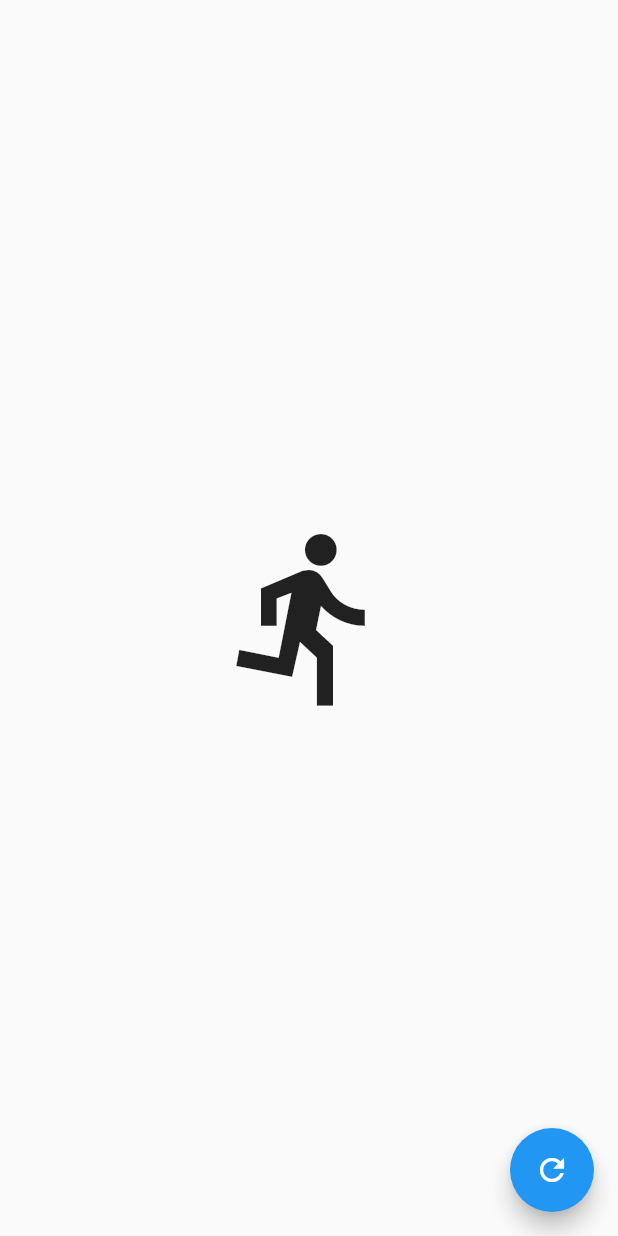
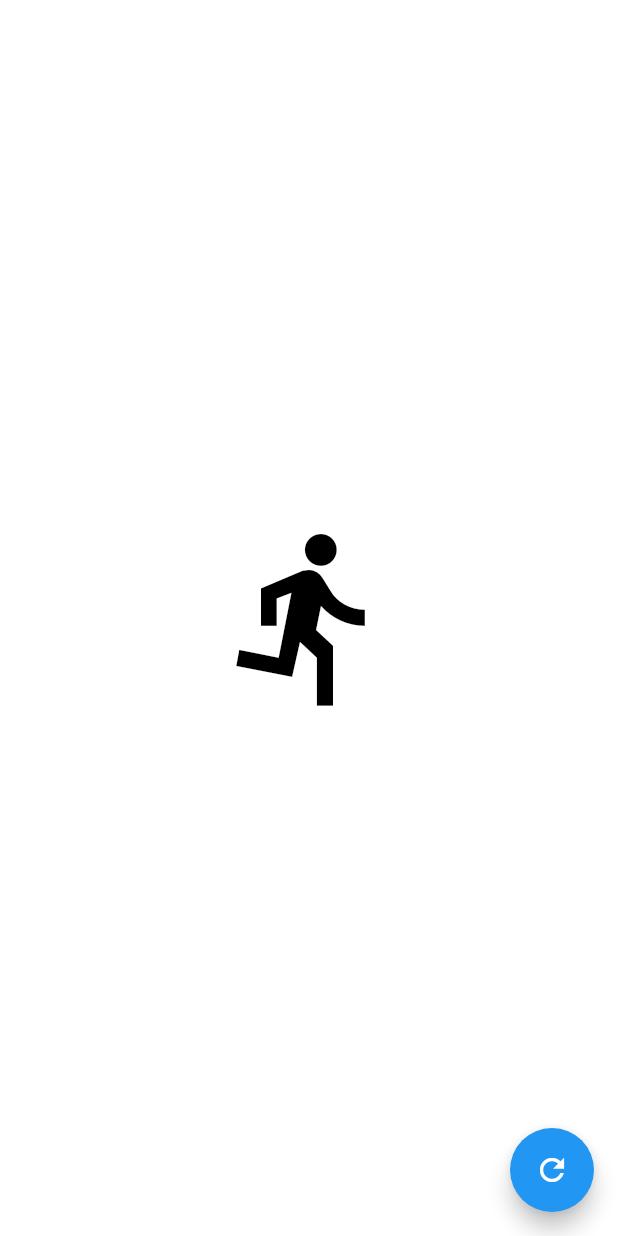
Before and after one commit to kpsroka/flutter-platform-channels-talk, a Flutter app: the screen it shows after launch, on a phone screen of 412 x 824 dp. Run offline on Flutter 3.47's test engine with Material 2 defaults, Android fonts, the phone set to English and light mode, and no system bars.

Commit message:
Adding light mode sensor with color switching

```diff
--- a/lib/main.dart
+++ b/lib/main.dart
@@ -11,6 +11,7 @@ class MyApp extends StatelessWidget {
   @override
   Widget build(BuildContext context) {
     return MaterialApp(
+      debugShowCheckedModeBanner: false,
       title: 'Flutter Demo',
       theme: ThemeData(
         primarySwatch: Colors.blue,
@@ -26,15 +27,38 @@ class PlatformSmiley extends StatefulWidget {
 }
 
 class _PlatformSmileyState extends State<PlatformSmiley>
-    with SingleTickerProviderStateMixin<PlatformSmiley> {
+    with TickerProviderStateMixin<PlatformSmiley> {
   static const platform = const MethodChannel('flutter.kpsroka.dev/sensors');
 
   Offset _offset = Offset.zero;
   Ticker _ticker;
 
+  AnimationController _colorController;
+  Animation<Color> _bgColorAnimation;
+  Animation<Color> _fgColorAnimation;
+
   @override
   void initState() {
     super.initState();
+
+    _colorController =
+        AnimationController(vsync: this, duration: Duration(seconds: 1));
+    _bgColorAnimation = _colorController
+        .drive(ColorTween(begin: Colors.white, end: Colors.black));
+    _fgColorAnimation = _colorController
+        .drive(ColorTween(begin: Colors.black, end: Colors.white));
+
+    platform.setMethodCallHandler((methodCall) {
+      if (methodCall.method == 'onLightLevelChange') {
+        setState(() {
+          _colorController
+              .animateTo((methodCall.arguments / 100).roundToDouble());
+        });
+      } else {
+        throw MissingPluginException('No such method: ${methodCall.method}');
+      }
+    });
+
     _ticker = createTicker((Duration duration) {
       _refreshAccelerometer();
     });
@@ -42,20 +66,20 @@ class _PlatformSmileyState extends State<PlatformSmiley>
   }
 
   void dispose() {
+    _colorController.dispose();
     _ticker.dispose();
     super.dispose();
   }
 
   Future<void> _refreshAccelerometer() async {
     try {
-      final List<double> result =
-          await platform.invokeListMethod('getGravity');
+      final List<double> result = await platform.invokeListMethod('getGravity');
       setState(() {
-        _offset = Offset(
-            _offset.dx - (result[0] * 5), _offset.dy + (result[1] * 5));
+        _offset =
+            Offset(_offset.dx - (result[0] * 5), _offset.dy + (result[1] * 5));
       });
     } on PlatformException catch (e) {
-      print('Failed to get acceleration reading: ${e.message}');
+      print('Failed to get gravity reading: ${e.message}');
     }
   }
 
@@ -68,9 +92,16 @@ class _PlatformSmileyState extends State<PlatformSmiley>
   @override
   Widget build(BuildContext context) {
     return Scaffold(
-      body: Center(
+      body: Container(
+        alignment: Alignment.center,
+        color: _bgColorAnimation?.value,
         child: Transform.translate(
-            offset: _offset, child: Icon(Icons.directions_run, size: 128)),
+            offset: _offset,
+            child: Icon(
+              Icons.directions_run,
+              size: 128,
+              color: _fgColorAnimation?.value,
+            )),
       ),
       floatingActionButton: FloatingActionButton(
         onPressed: _refresh,
```
Also changed, not shown: 2 other files.
